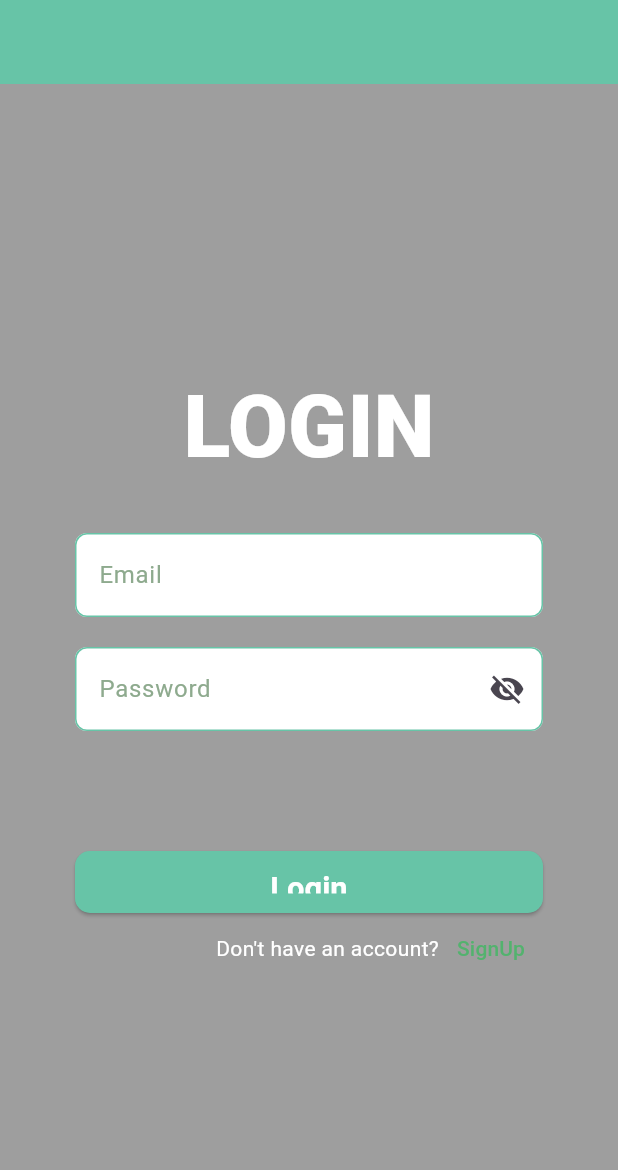
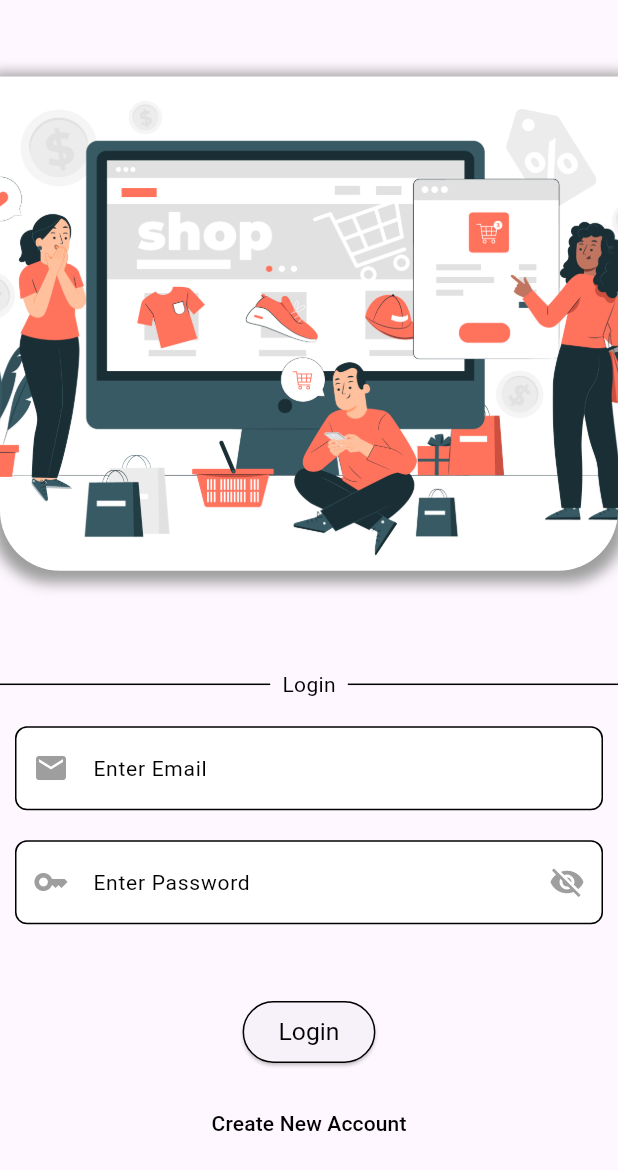
Before and after one commit to saadahmed0147/SMIT-ECOMMERCE-APP, a Flutter app: the screen it shows after launch, on a phone screen of 412 x 824 dp. Shown: the top 1170 px of the screen. Run offline on Flutter 3.47's test engine with Material 3 defaults, Android fonts, the phone set to English and light mode, and no system bars; our stand-ins replace another_flushbar, firebase_auth, firebase_core; accounts and stored records are empty.

Commit message:
updated login, signup screens

```diff
--- a/lib/Components/round_button.dart
+++ b/lib/Components/round_button.dart
@@ -31,24 +31,23 @@ class _RoundButtonState extends State<RoundButton> {
           )
         : SizedBox(
             height: mq.height * 0.05,
-            width: double.infinity,
             child: ElevatedButton(
               focusNode: widget.focusNode,
               onPressed: widget.onPress,
               style: ElevatedButton.styleFrom(
                 shape: RoundedRectangleBorder(
-                  borderRadius: BorderRadius.circular(10),
+                  side: const BorderSide(width: 1),
+                  borderRadius: BorderRadius.circular(30),
                 ),
                 textStyle: const TextStyle(fontSize: 15),
-                backgroundColor: widget.backgroundColor,
-                foregroundColor: widget.foregroundColor,
+                // backgroundColor: widget.backgroundColor,
+                // foregroundColor: widget.foregroundColor,
+                foregroundColor: AppColors.blackColor,
               ),
-              child: Padding(
-                padding: const EdgeInsets.all(13.0),
-                child: Text(
-                  widget.title,
-                  style: TextStyle(
-                      fontSize: mq.height * 0.025, fontWeight: FontWeight.bold),
+              child: Text(
+                widget.title,
+                style: TextStyle(
+                  fontSize: mq.height * 0.02,
                 ),
               ),
             ),
--- a/lib/Components/round_textfield.dart
+++ b/lib/Components/round_textfield.dart
@@ -36,7 +36,7 @@ class _RoundTextFieldState extends State<RoundTextField> {
   @override
   Widget build(BuildContext context) {
     return Padding(
-        padding: const EdgeInsets.symmetric(vertical: 10),
+        padding: const EdgeInsets.symmetric(vertical: 10, horizontal: 10),
         child: ValueListenableBuilder(
           valueListenable: passwordVisiblity,
           builder: (context, value, child) {
@@ -58,10 +58,13 @@ class _RoundTextFieldState extends State<RoundTextField> {
                 border: InputBorder.none,
                 filled: true,
                 fillColor: AppColors.whiteColor,
-                floatingLabelBehavior: FloatingLabelBehavior.always,
-                hintText: widget.hint,
-                hintStyle: const TextStyle(color: Color(0xff8eaa8e)),
-                // prefixIcon: Icon(widget.prefixIcon),
+                floatingLabelBehavior: FloatingLabelBehavior.auto,
+                labelText: widget.hint,
+                labelStyle: TextStyle(color: Colors.black, fontSize: 14),
+                prefixIcon: Icon(
+                  widget.prefixIcon,
+                  color: Colors.grey,
+                ),
                 suffixIcon: widget.isPasswordField == true
                     ? IconButton(
                         onPressed: () {
@@ -71,18 +74,18 @@ class _RoundTextFieldState extends State<RoundTextField> {
                           passwordVisiblity.value
                               ? Icons.visibility_off
                               : Icons.visibility,
+                          color: Colors.grey,
                         ),
                       )
                     : null,
-
                 errorBorder: const OutlineInputBorder(
-                    borderSide: BorderSide(color: AppColors.greenColor),
+                    borderSide: BorderSide(),
                     borderRadius: BorderRadius.all(Radius.circular(8))),
                 focusedBorder: const OutlineInputBorder(
-                    borderSide: BorderSide(color: AppColors.greenColor),
+                    borderSide: BorderSide(),
                     borderRadius: BorderRadius.all(Radius.circular(8))),
                 enabledBorder: const OutlineInputBorder(
-                  borderSide: BorderSide(color: AppColors.greenColor),
+                  borderSide: BorderSide(),
                   borderRadius: BorderRadius.all(
                     Radius.circular(8),
                   ),
--- a/lib/Pages/login_screen.dart
+++ b/lib/Pages/login_screen.dart
@@ -56,44 +56,63 @@ class _LoginScreenState extends State<LoginScreen> {
   @override
   Widget build(BuildContext context) {
     final mq = MediaQuery.of(context).size;
-    return PopScope(
-      canPop: false,
-      child: Scaffold(
-        backgroundColor: Colors.grey,
-        appBar: AppBar(
-          // title: const Text('Login'),
-          automaticallyImplyLeading: true,
-          centerTitle: true,
-          backgroundColor: AppColors.greenColor,
-          foregroundColor: AppColors.whiteColor,
-        ),
+    return Scaffold(
       body: Center(
         child: SingleChildScrollView(
-            child: Padding(
-              padding: const EdgeInsets.all(50),
           child: Column(
             mainAxisAlignment: MainAxisAlignment.center,
             crossAxisAlignment: CrossAxisAlignment.center,
             children: [
-                  Padding(
-                    padding: const EdgeInsets.symmetric(vertical: 20),
-                    child: Text(
-                      'LOGIN',
-                      style: TextStyle(
-                          fontSize: mq.height * 0.07,
-                          fontWeight: FontWeight.w900,
-                          color: AppColors.whiteColor),
+              Container(
+                height: mq.height * 0.4,
+                decoration: const BoxDecoration(
+                  // color: Colors.blue,
+                  borderRadius: BorderRadius.only(
+                      bottomLeft: Radius.circular(40.0),
+                      bottomRight: Radius.circular(40.0)),
+                  image: DecorationImage(
+                      image: AssetImage("assets/loginPageImg.jpg"),
+                      fit: BoxFit.cover),
+                  boxShadow: [
+                    BoxShadow(
+                      color: Colors.grey,
+                      spreadRadius: 5,
+                      blurRadius: 7,
+                      offset: Offset(0, 3), // changes position of shadow
+                    ),
+                  ],
                 ),
               ),
+              SizedBox(
+                height: mq.height * 0.07,
+              ),
+              Row(children: <Widget>[
+                Expanded(
+                    child: Divider(
+                  color: Colors.black,
+                  height: mq.height * 0.036,
+                )),
+                const Padding(
+                  padding: EdgeInsets.all(8.0),
+                  child: Text("Login",
+                      style: TextStyle(
+                        color: Colors.black,
+                      )),
+                ),
+                const Expanded(
+                    child: Divider(
+                  color: Colors.black,
+                )),
+              ]),
               Form(
                 key: _formKey,
                 child: Column(
                   children: [
                     RoundTextField(
-                          label: 'Email',
-                          hint: 'Email',
+                      label: 'Enter Email',
+                      hint: 'Enter Email',
+                      prefixIcon: Icons.mail,
                       inputType: TextInputType.emailAddress,
-                          // prefixIcon: Icons.email,
                       textEditingController: emailController,
                       validatorValue: 'Please Enter Email',
                       focusNode: emailFocusNode,
@@ -103,10 +122,10 @@ class _LoginScreenState extends State<LoginScreen> {
                       },
                     ),
                     RoundTextField(
-                          label: 'Password',
-                          hint: 'Password',
+                      label: 'Enter Password',
+                      hint: 'Enter Password',
                       inputType: TextInputType.name,
-                          // prefixIcon: Icons.lock,
+                      prefixIcon: Icons.key,
                       textEditingController: passwordController,
                       isPasswordField: true,
                       validatorValue: 'Please Enter Password',
@@ -118,9 +137,10 @@ class _LoginScreenState extends State<LoginScreen> {
                   ],
                 ),
               ),
-                  Padding(
-                    padding: const EdgeInsets.only(top: 70),
-                    child: RoundButton(
+              SizedBox(
+                height: mq.height * 0.05,
+              ),
+              RoundButton(
                   loading: _loading,
                   title: 'Login',
                   onPress: () {
@@ -128,28 +148,19 @@ class _LoginScreenState extends State<LoginScreen> {
                       onLogin();
                     }
                   }),
-                  ),
-                  Row(
-                    mainAxisAlignment: MainAxisAlignment.end,
-                    children: [
-                      const Text(
-                        "Don't have an account?",
-                        style: TextStyle(color: AppColors.whiteColor),
+              SizedBox(
+                height: mq.height * 0.02,
               ),
               TextButton(
                 onPressed: () {
                   Navigator.pushNamed(context, RouteName.signup);
                 },
                 child: const Text(
-                          'SignUp',
-                          style: TextStyle(color: Color(0xff53b26e)),
+                  'Create New Account',
+                  style: TextStyle(color: AppColors.blackColor),
                 ),
-                      )
-                    ],
               ),
             ],
-              ),
-            ),
           ),
         ),
       ),
```
Also changed, not shown: lib/Components/bottom_navbar.dart (+65 -2 lines), lib/Pages/signup_screen.dart (+54 -42 lines), assets/loginPageImg.jpg (added), pubspec.lock. Lines whose indentation alone changed are shown as unchanged.
